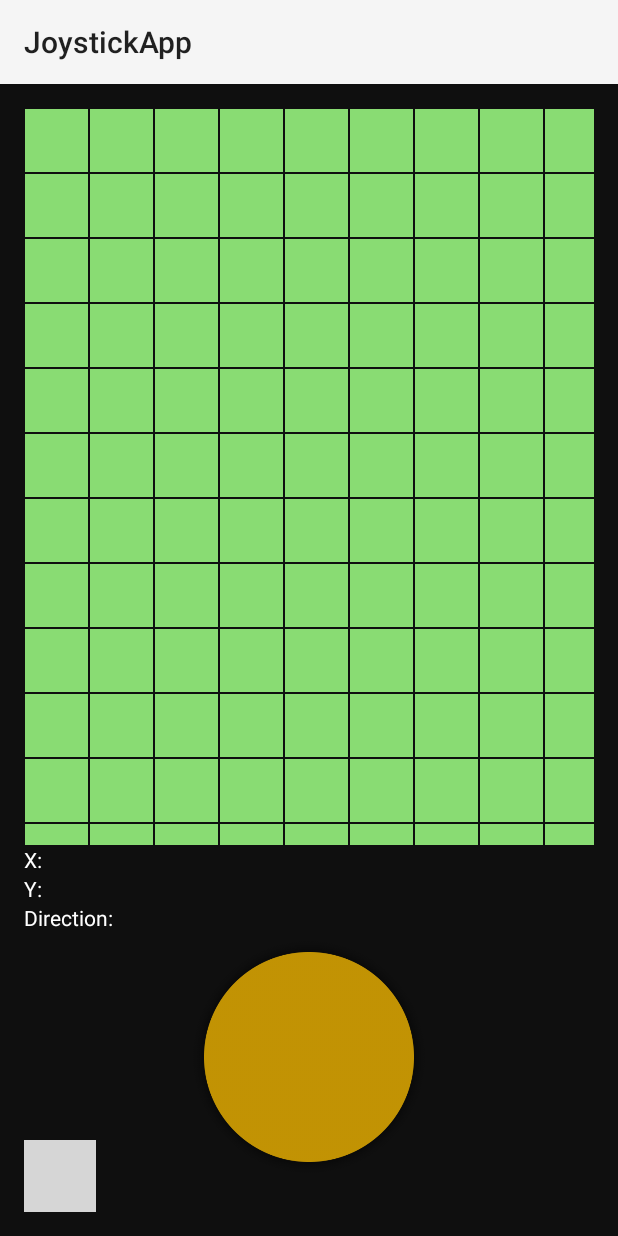
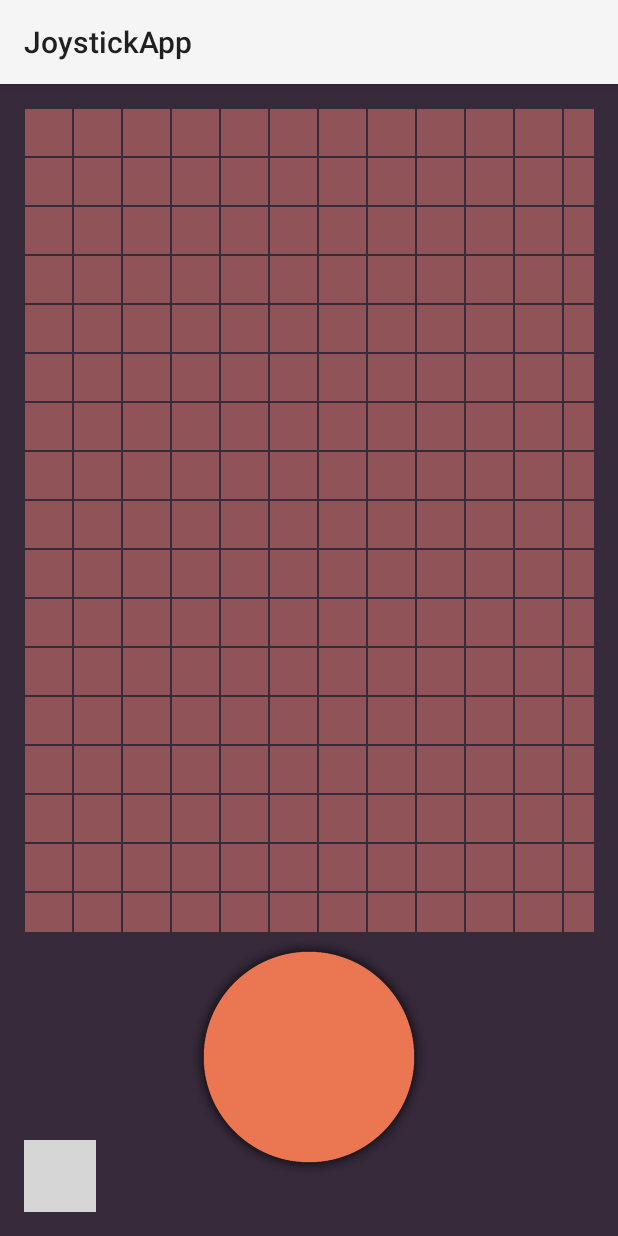
Before and after one commit to SwaggKorp/Projet-Java, an Android app: the screen it shows after launch (MainActivity), on a phone screen of 412 x 824 dp. Run offline under Robolectric (Android 15) with nearby library versions, the phone set to English and light mode, and no system bars; grey boxes are pictures that could not be loaded.

Commit message:
Modified Saving system to allow non square grids. Also, grid size is now fixed. Menu interface is still ugly!

```diff
--- a/app/src/main/java/com/henryturp/joystickapp/Block.java
+++ b/app/src/main/java/com/henryturp/joystickapp/Block.java
@@ -14,9 +14,10 @@ public class Block extends View {
 
     private Context mContext;
     private Paint paint;
-    private int backgroundColour = Color.rgb(137,220,115);
-    private int wallColour = Color.rgb(136,102,57);
+    private int backgroundColour = Color.parseColor(MainActivity.FIELD_COLOUR);
+    private int wallColour = Color.parseColor(MainActivity.WALL_COLOUR);
     private int side;
+    private ViewGroup.LayoutParams params;
 
     public static final int STATE_FIELD = 0;
     public static final int STATE_WALL = 1;
@@ -30,7 +31,8 @@ public class Block extends View {
         mContext = context;
         this.side = side;
 
-        setLayoutParams(new ViewGroup.LayoutParams(side,side));
+        params = new ViewGroup.LayoutParams(side,side);
+        setLayoutParams(params);
 
 //        setOnTouchListener(new OnTouchListener() {
 //            @Override
@@ -60,4 +62,5 @@ public class Block extends View {
     public int getState(){
         return blockState;
     }
+
 }
--- a/app/src/main/java/com/henryturp/joystickapp/GameGrid.java
+++ b/app/src/main/java/com/henryturp/joystickapp/GameGrid.java
@@ -17,33 +17,21 @@ public class GameGrid {
     private ArrayList<ArrayList<Block>> blocks;
 
     private int columns, rows;
+    private int mWidth, mHeight;
+
+    private int blockSize;
 
     private boolean touchDown = false;
     private Block lastBlock;
 
-    public GameGrid(Context context, GridLayout layout, int row, int col, int width){
+    public GameGrid(Context context, GridLayout layout, int col, int width, int height){
         mContext = context;
         mLayout = layout;
-        columns = col;
-        rows = row;
 
-        blocks = new ArrayList<ArrayList<Block>>();
+        mHeight = height;
+        mWidth = width;
 
-        int blockSize = width / columns;
-        rows = columns;                     // Square Grid for the moment. Beware of Filemanager(square grid)
-
-        mLayout.setColumnCount(columns);
-        mLayout.setRowCount(rows);
-
-        for(int i = 0; i<columns; i++){                           // Adds the blocks.
-            ArrayList<Block> blockRow = new ArrayList<Block>();
-            for(int j = 0; j<rows; j++){
-                Block temp = new Block(mContext, blockSize);
-                blockRow.add(temp);
-                mLayout.addView(temp);
-            }
-            blocks.add(blockRow);
-        }
+        setupGrid(col);
 
         mLayout.setOnTouchListener(new View.OnTouchListener() {
             @Override
@@ -78,9 +66,31 @@ public class GameGrid {
 
     }
 
+    public void setupGrid(int col){    // MUST BE MADE PRIVATE when FileManager is recoded.
+        columns = col;
+
+        blockSize = mWidth / columns;
+        rows = (mHeight / blockSize);
+
+        blocks = new ArrayList<ArrayList<Block>>();
+
+        mLayout.setColumnCount(columns);
+        mLayout.setRowCount(rows);
+
+        for(int i = 0; i<rows; i++){                           // Adds the blocks.
+            ArrayList<Block> blockRow = new ArrayList<Block>();
+            for(int j = 0; j<columns; j++){
+                Block temp = new Block(mContext, blockSize);
+                blockRow.add(temp);
+                mLayout.addView(temp);
+            }
+            blocks.add(blockRow);
+        }
+    }
+
     public void resetGrid(){
-        for(int i = 0; i<columns; i++){
-            for(int j = 0; j<rows; j++){
+        for(int i = 0; i<rows; i++){
+            for(int j = 0; j<columns; j++){
                 if(blocks.get(i).get(j).getState() == Block.STATE_WALL)
                     blocks.get(i).get(j).setState(Block.STATE_FIELD);
             }
--- a/app/src/main/java/com/henryturp/joystickapp/MainActivity.java
+++ b/app/src/main/java/com/henryturp/joystickapp/MainActivity.java
@@ -1,61 +1,86 @@
 package com.henryturp.joystickapp;
 
 import android.app.Activity;
+import android.content.Context;
 import android.graphics.Color;
 import android.os.Bundle;
 import android.view.MotionEvent;
 import android.view.View;
+import android.view.inputmethod.InputMethodManager;
+import android.widget.AdapterView;
+import android.widget.ArrayAdapter;
 import android.widget.Button;
 import android.widget.EditText;
 import android.widget.GridLayout;
 import android.widget.ImageView;
 import android.widget.RelativeLayout;
-import android.widget.TextView;
+import android.widget.Spinner;
+
+import java.util.List;
 
 public class MainActivity extends Activity {
+
+    /* File Manager bugs like hell. To do with setupGrid? Review gameGrid resizing techniques above all. After fix file manager
+    * Spinner response also seems dodgy at times.*/
 
     RelativeLayout joystickLayout;
     RelativeLayout menuLayout;
     GridLayout gameGridLayout;
-    TextView textViewX, textViewY, textViewDirection;
+    RelativeLayout mainLayout;
     ImageView menu_button;
-    Button resetButton, saveButton, openButton, deleteButton;
+    Button resetButton, saveButton, deleteButton;
     EditText saveEditText;
+    Spinner fileSpinner;
+
+    GameGrid gameGrid;
+    FileManager fileManager;
+    Joystick joystick;
+
+    public final static int gridColumnNumber = 20; // FIXED GRID SIZE. We chose 20, feels accurate enough.
+    public final static String FIELD_COLOUR = "#ff905358";
+    public final static String WALL_COLOUR = "#ff372a3b";
+    public final static String BACKGROUND_COLOUR = "#ff372a3b";
 
 
+    boolean firstOpen = true;    //To handle OnItemSelectedListener problem.. Awful, but works :/
+    boolean spinnerModified = false; //To handle OnItem... when spinner is modified. Also bullshit, cba to sort
+
     @Override
-    protected void onCreate(Bundle savedInstanceState) {
+    protected void onCreate(final Bundle savedInstanceState) {
         super.onCreate(savedInstanceState);
         setContentView(R.layout.activity_main);
-        findViewById(R.id.main_layout).setBackgroundColor(Color.rgb(15, 15, 15));
+
+        mainLayout = (RelativeLayout) findViewById(R.id.main_layout);
+        mainLayout.setBackgroundColor(Color.parseColor(BACKGROUND_COLOUR));
 
         joystickLayout = (RelativeLayout) findViewById(R.id.layout_joystick);
         gameGridLayout = (GridLayout) findViewById(R.id.layout_grid);
 
-        textViewX = (TextView) findViewById(R.id.textViewX);
-        textViewY = (TextView) findViewById(R.id.textViewY);
-        textViewDirection = (TextView) findViewById(R.id.textViewDirection);
         menuLayout = (RelativeLayout) findViewById(R.id.menuLayout);
         menu_button = (ImageView) findViewById(R.id.menu_icon);
 
         resetButton = (Button) findViewById(R.id.resetButton);
         saveButton = (Button) findViewById(R.id.saveButton);
-        openButton = (Button) findViewById(R.id.openButton);
         deleteButton = (Button) findViewById(R.id.deleteButton);
 
         saveEditText = (EditText) findViewById(R.id.saveEditText);
 
-        final Joystick joystick = new Joystick(getApplicationContext(),joystickLayout,R.drawable.image_button);
+        joystick = new Joystick(getApplicationContext(),joystickLayout,R.drawable.image_button);
         joystick.setMinDistance(80);
         joystick.setOffset(50);
-        joystick.setLayoutAlpha(200);
-        joystick.setStickAlpha(150);
+        joystick.setLayoutAlpha(255);
+        joystick.setStickAlpha(255);
         joystick.setStickSize(100,100);
         joystick.setLayoutSize(250,250);
 
+        // Max columns = 30 looks good
 
-        final GameGrid gameGrid = new GameGrid(getApplicationContext(),gameGridLayout,0,15,984);
-        final FileManager fileManager= new FileManager(gameGrid.getBlocks(),getApplicationContext());
+        gameGrid = new GameGrid(getApplicationContext(),gameGridLayout,gridColumnNumber,984,1295);
+        fileManager= new FileManager(gameGrid.getBlocks(),getApplicationContext());
+
+        addItemsToSpinner(fileManager.getFileNames());
+
+        /********************** LISTENERS FROM HERE ON ******************/
 
         joystickLayout.setOnTouchListener(new View.OnTouchListener() {
             @Override
@@ -76,9 +101,6 @@ public class MainActivity extends Activity {
                     else if (directionNum == 4)
                         direction = "Up!";
                 }
-                textViewX.setText("X: " + event.getX());
-                textViewY.setText("Y: " + event.getY());
-                textViewDirection.setText("Direction: " + direction);
                 return true;
             }
         });
@@ -86,10 +108,8 @@ public class MainActivity extends Activity {
         menu_button.setOnTouchListener(new View.OnTouchListener() {
             @Override
             public boolean onTouch(View v, MotionEvent event) {
-                if(event.getAction() == MotionEvent.ACTION_DOWN) {
-                    if (menuLayout.getVisibility() == View.VISIBLE)
-                        menuLayout.setVisibility(View.INVISIBLE);
-                    else menuLayout.setVisibility(View.VISIBLE);
+                if (event.getAction() == MotionEvent.ACTION_DOWN) {
+                    showMenu();
                 }
                 return true;
             }
@@ -99,6 +119,7 @@ public class MainActivity extends Activity {
             @Override
             public void onClick(View v) {
                 gameGrid.resetGrid();
+                showMenu();
             }
         });
 
@@ -106,23 +127,63 @@ public class MainActivity extends Activity {
             @Override
             public void onClick(View v) {
                 fileManager.saveFile(saveEditText.getText().toString());
-            }
-        });
-
-        openButton.setOnClickListener(new View.OnClickListener() {
-            @Override
-            public void onClick(View v) {
-                fileManager.readFile(saveEditText.getText().toString());
+                hideSaveEditTextKeyBoard();
+                addItemsToSpinner(fileManager.getFileNames());
+                saveEditText.setText("");
+                spinnerModified = true;
             }
         });
 
         deleteButton.setOnClickListener(new View.OnClickListener() {
             @Override
             public void onClick(View v) {
-                fileManager.deleteFile(saveEditText.getText().toString());
+                if(fileManager.deleteFile(saveEditText.getText().toString())) {
+                    hideSaveEditTextKeyBoard();
+                    addItemsToSpinner(fileManager.getFileNames());
+                    spinnerModified = true;
+                    saveEditText.setText("");
+                }
+            }
+        });
+
+        fileSpinner.setOnItemSelectedListener(new AdapterView.OnItemSelectedListener() {
+            @Override
+            public void onItemSelected(AdapterView<?> parent, View view, int position, long id) {
+                if(firstOpen)
+                    firstOpen = false;
+                else if(spinnerModified)
+                    spinnerModified = false;
+                else {
+                    if(fileManager.readFile((String) parent.getItemAtPosition(position)))
+                        showMenu();
+                }
+            }
+            @Override
+            public void onNothingSelected(AdapterView<?> parent) {
             }
         });
     }
 
+    private void showMenu(){
+        if (menuLayout.getVisibility() == View.VISIBLE)
+            menuLayout.setVisibility(View.GONE);
+        else {
+            menuLayout.setVisibility(View.VISIBLE);
+            menu_button.bringToFront();
+        }
+    }
 
+    private void hideSaveEditTextKeyBoard(){
+        InputMethodManager inputMethodManager = (InputMethodManager)getSystemService(Context.INPUT_METHOD_SERVICE);
+        inputMethodManager.hideSoftInputFromWindow(saveEditText.getWindowToken(), 0);
+    }
+
+    private void addItemsToSpinner(List<String> fileNames){
+        fileSpinner = (Spinner) findViewById(R.id.fileSpinner);
+
+        ArrayAdapter<String> adapter = new ArrayAdapter<String>(this,R.layout.spinner_textview,fileNames);
+        adapter.setDropDownViewResource(R.layout.spinner_textview);
+
+        fileSpinner.setAdapter(adapter);
+    }
 }
--- a/app/src/main/res/layout/activity_main.xml
+++ b/app/src/main/res/layout/activity_main.xml
@@ -7,6 +7,7 @@
     android:paddingRight="@dimen/activity_horizontal_margin"
     android:paddingTop="@dimen/activity_vertical_margin"
     android:paddingBottom="@dimen/activity_vertical_margin"
+    android:background="@drawable/menu_5e3941"
     tools:context=".MainActivity">
 
     <GridLayout android:id="@+id/layout_grid"
@@ -15,30 +16,9 @@
         android:layout_centerHorizontal="true"
         android:orientation="horizontal"
         android:gravity="center"
-        android:layout_above="@+id/textViewX"
+        android:layout_above="@+id/layout_joystick"
         android:layout_alignParentTop="true">
     </GridLayout>
-
-    <TextView android:id="@+id/textViewX"
-        android:layout_height="wrap_content"
-        android:layout_width="wrap_content"
-        android:layout_above="@+id/textViewY"
-        android:textColor="#ffffff"
-        android:text="X: " />
-
-    <TextView android:id="@+id/textViewY"
-        android:layout_height="wrap_content"
-        android:layout_width="wrap_content"
-        android:textColor="#ffffff"
-        android:layout_above="@+id/textViewDirection"
-        android:text="Y: "/>
-
-    <TextView android:id="@+id/textViewDirection"
-        android:layout_height="wrap_content"
-        android:layout_width="wrap_content"
-        android:textColor="#ffffff"
-        android:layout_above="@+id/layout_joystick"
-        android:text="Direction: " />
 
     <RelativeLayout
         android:id="@+id/layout_joystick"
@@ -69,9 +49,10 @@
 
     <RelativeLayout
         android:id="@+id/menuLayout"
-        android:layout_width="wrap_content"
-        android:layout_height="wrap_content"
-        android:visibility="invisible"
+        android:layout_width="match_parent"
+        android:layout_height="match_parent"
+        android:background="@drawable/menu_5e3941"
+        android:visibility="gone"
         android:layout_alignParentTop="true"
         android:layout_centerHorizontal="true">
 
@@ -80,14 +61,16 @@
             android:layout_width="wrap_content"
             android:layout_height="wrap_content"
             android:layout_centerHorizontal="true"
-            android:background="@android:drawable/btn_default"
+            android:textColor="#ffffffff"
+            android:background="@drawable/menu_5e3941"
             android:text="Reset!"/>
         <Button
             android:id="@+id/saveButton"
             android:layout_width="wrap_content"
             android:layout_height="wrap_content"
             android:layout_below="@id/resetButton"
-            android:background="@android:drawable/btn_default"
+            android:textColor="#ffffffff"
+            android:background="@drawable/menu_5e3941"
             android:layout_centerHorizontal="true"
             android:text="Save Maze"/>
         <EditText
@@ -95,23 +78,24 @@
             android:layout_width="200dp"
             android:layout_height="wrap_content"
             android:layout_below="@id/saveButton"
+            android:textColor="#ffffffff"
             android:layout_centerHorizontal="true"/>
-        <Button
-            android:id="@+id/openButton"
-            android:layout_width="wrap_content"
-            android:layout_height="wrap_content"
-            android:layout_below="@id/saveEditText"
-            android:background="@android:drawable/btn_default"
-            android:layout_centerHorizontal="true"
-            android:text="Open Maze"/>
         <Button
             android:id="@+id/deleteButton"
             android:layout_width="wrap_content"
             android:layout_height="wrap_content"
             android:layout_centerHorizontal="true"
-            android:background="@android:drawable/btn_default"
-            android:layout_below="@id/openButton"
+            android:textColor="#ffffffff"
+            android:background="@drawable/menu_5e3941"
+            android:layout_below="@id/saveEditText"
             android:text="Delete"/>
+        <Spinner
+            android:id="@+id/fileSpinner"
+            android:layout_width="match_parent"
+            android:layout_height="wrap_content"
+            android:layout_below="@id/deleteButton"
+            />
+
 
     </RelativeLayout>
 
--- a/app/src/main/res/values/strings.xml
+++ b/app/src/main/res/values/strings.xml
@@ -4,5 +4,6 @@
     <string name="app_name">JoystickApp</string>
     <string name="hello_world">Hello world!</string>
     <string name="action_settings">Settings</string>
+    <string name="spinner_prompt">Choose file :</string>
 
 </resources>
```
Also changed, not shown: app/src/main/java/com/henryturp/joystickapp/FileManager.java (+22 -11 lines), app/src/main/res/layout/spinner_textview.xml (added, +14 -0 lines), app/src/main/res/drawable/image_button.png, app/src/main/res/drawable/image_button_bg.png.
